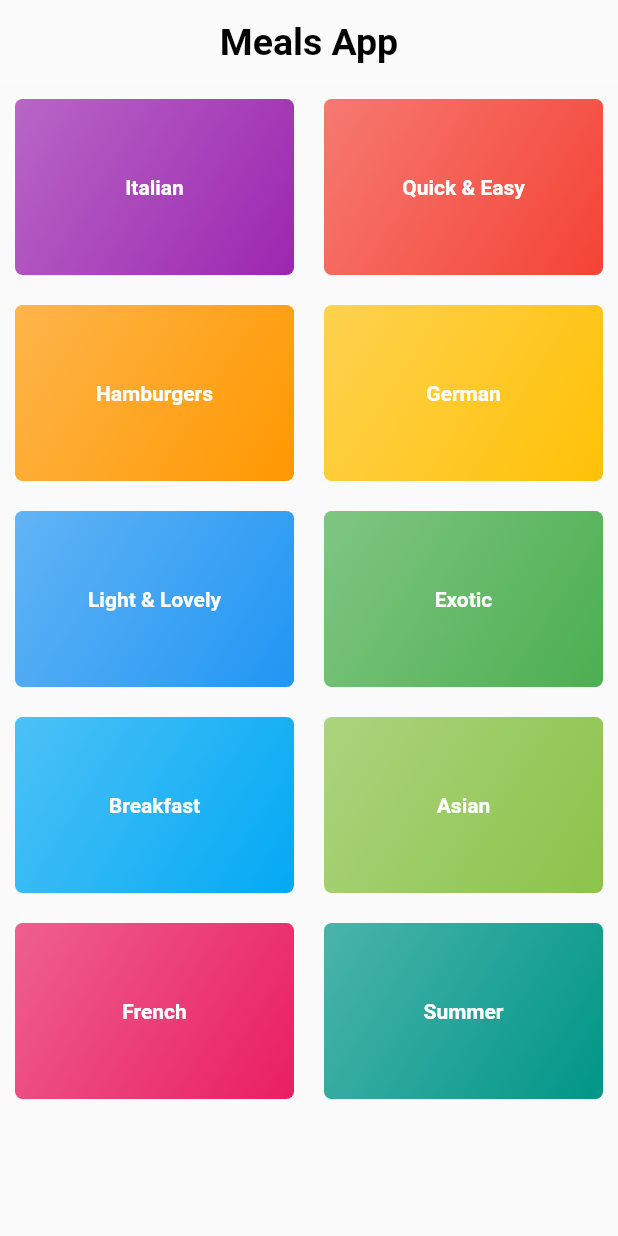
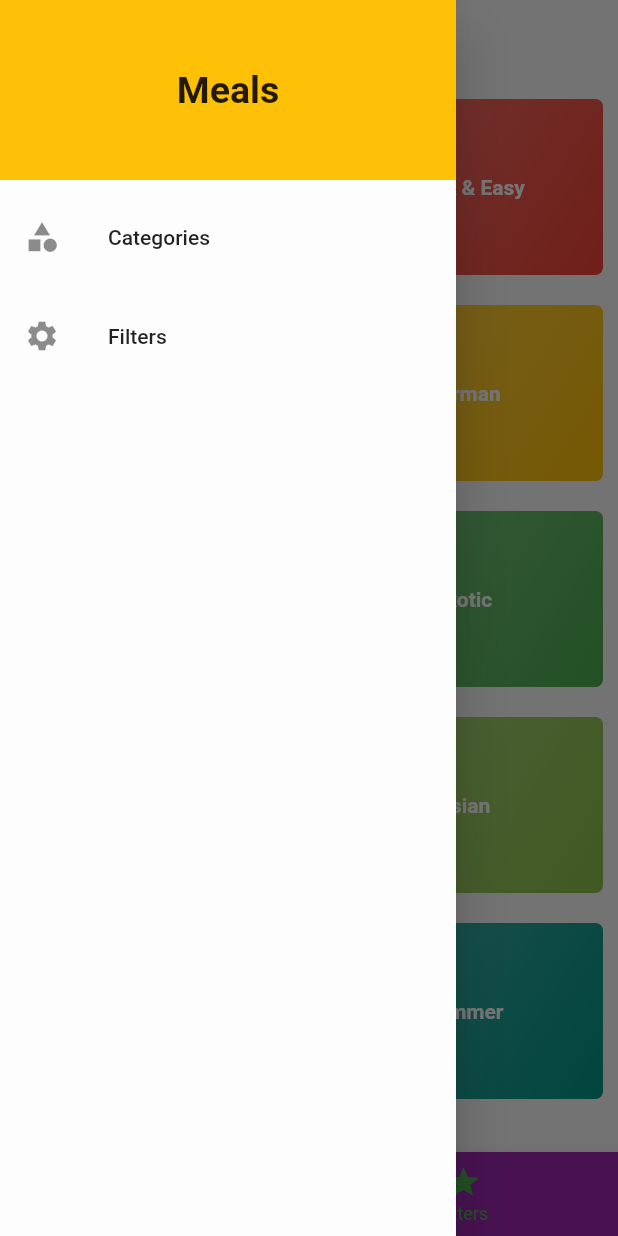
Before and after one commit to ramonyohannes/Food_Recipes-App, a Flutter app: the screen it shows after launch, with the side drawer open (before the commit the screen has no drawer), on a phone screen of 412 x 824 dp. Run offline on Flutter 3.47's test engine with Material 2 defaults, Android fonts, the phone set to English and light mode, and no system bars.

Commit message:
Created app Drawer and bottom navigation

```diff
--- a/lib/main.dart
+++ b/lib/main.dart
@@ -3,6 +3,9 @@ import 'package:flutter/material.dart';
 import 'widgets/category_screen.dart';
 import './screens/category_items.dart';
 import './screens/category_meals_detail.dart';
+import 'screens/filters_screen.dart';
+import './screens/tabs_screen.dart';
+import 'widgets/drawer.dart';
 
 void main() => runApp(MyApp());
 
@@ -17,6 +20,9 @@ class MyApp extends StatelessWidget {
           backgroundColor: Colors.white10,
           centerTitle: true,
           elevation: 0,
+          iconTheme: IconThemeData(
+            color: Colors.black,
+          ),
           titleTextStyle: TextStyle(
             color: Colors.black,
             fontSize: 25,
@@ -24,9 +30,11 @@ class MyApp extends StatelessWidget {
           ),
         ),
       ),
-      home: Scaffold(
+      home: TabsScreen(),
+
+      /*    Scaffold(
         appBar: AppBar(
-          title: const Text(
+          title: Text(
             'Meals App',
             style: TextStyle(
               fontSize: 25,
@@ -38,11 +46,14 @@ class MyApp extends StatelessWidget {
           backgroundColor: Colors.white10,
           elevation: 0,
         ),
-        body: CategoryScreen(),
-      ),
+        drawer: DrawerScreen(),
+        body: TabsScreen(),
+      ), */
       routes: {
         CategoryItems.routeName: (_) => CategoryItems(),
         CategoryMealsDetail.routeName: ((_) => CategoryMealsDetail()),
+        FilterScreen.routeName: (_) => FilterScreen(),
+        CategoryScreen.routeName: (_) => CategoryScreen(),
       },
     );
   }
--- /dev/null
+++ b/lib/screens/tabs_screen.dart
@@ -0,0 +1,62 @@
+import 'package:flutter/material.dart';
+
+import '../widgets/category_screen.dart';
+import '../widgets/drawer.dart';
+import './favorites_page.dart';
+
+class TabsScreen extends StatefulWidget {
+  @override
+  State<TabsScreen> createState() => _TabsScreenState();
+}
+
+class _TabsScreenState extends State<TabsScreen> {
+  // const TabsScreen({Key? key}) : super(key: key);
+
+  List<Map<String, dynamic>> pagewidgets = [
+    {
+      "title": "Category Page",
+      "widgets": CategoryScreen(),
+    },
+    {
+      "title": "Filter Page",
+      "widgets": Favorites_Screen(),
+    }
+  ];
+
+  int selectedIndex = 0;
+
+  void selectPage(int index) {
+    setState(() {
+      selectedIndex = index;
+    });
+    print(index);
+  }
+
+  @override
+  Widget build(BuildContext context) {
+    return Scaffold(
+      appBar: AppBar(
+        title: Text(pagewidgets[selectedIndex]["title"]),
+      ),
+      drawer: DrawerScreen(),
+      body: pagewidgets[selectedIndex]["widgets"],
+      bottomNavigationBar: BottomNavigationBar(
+        onTap: selectPage,
+        backgroundColor: Colors.purple,
+        unselectedItemColor: Colors.green,
+        selectedItemColor: Colors.white,
+        currentIndex: selectedIndex,
+        items: const [
+          BottomNavigationBarItem(
+            icon: Icon(Icons.category),
+            label: "Categories",
+          ),
+          BottomNavigationBarItem(
+            icon: Icon(Icons.star),
+            label: "Filters",
+          ),
+        ],
+      ),
+    );
+  }
+}
--- a/lib/widgets/category_screen.dart
+++ b/lib/widgets/category_screen.dart
@@ -6,6 +6,8 @@ import '../dummy_data.dart';
 
 class CategoryScreen extends StatelessWidget {
   //const CategoryScreen({Key? key}) : super(key: key);
+
+  static const routeName = "./CategoryScreens";
 
   void CatItem(BuildContext context, String id, String title) {
     Navigator.of(context).pushNamed(CategoryItems.routeName, arguments: {
--- /dev/null
+++ b/lib/widgets/drawer.dart
@@ -0,0 +1,67 @@
+import 'package:flutter/material.dart';
+import 'package:mealapp/screens/filters_screen.dart';
+import 'package:mealapp/widgets/category_screen.dart';
+import '../widgets/category_screen.dart';
+import './category_screen.dart';
+
+class DrawerScreen extends StatelessWidget {
+  //const Drawer({Key? key}) : super(key: key);
+
+  void CategoryScreenpage(BuildContext context) {
+    Navigator.of(context).pushNamed(
+      CategoryScreen.routeName,
+    );
+  }
+
+  @override
+  Widget build(BuildContext context) {
+    return Drawer(
+      child: Container(
+        color: Colors.white54,
+        child: Column(
+          children: [
+            Container(
+              height: 120,
+              width: double.infinity,
+              color: Colors.amber,
+              child: const Center(
+                child: Text(
+                  "Meals",
+                  style: TextStyle(
+                    fontWeight: FontWeight.bold,
+                    fontSize: 25,
+                  ),
+                ),
+              ),
+            ),
+            const SizedBox(
+              height: 10,
+            ),
+            InkWell(
+              onTap: () {
+                Navigator.of(context).pushReplacementNamed("/");
+              },
+              child: ListTile(
+                leading: Icon(Icons.category),
+                title: Text("Categories"),
+              ),
+            ),
+            const SizedBox(
+              height: 10,
+            ),
+            InkWell(
+              onTap: () {
+                Navigator.of(context)
+                    .pushReplacementNamed(FilterScreen.routeName);
+              },
+              child: ListTile(
+                leading: Icon(Icons.settings),
+                title: Text("Filters"),
+              ),
+            ),
+          ],
+        ),
+      ),
+    );
+  }
+}
```
Also changed, not shown: lib/screens/category_meals_detail.dart (+0 -13 lines), lib/screens/favorites_page.dart (added, +17 -0 lines), lib/screens/filters_screen.dart (added, +21 -0 lines).
